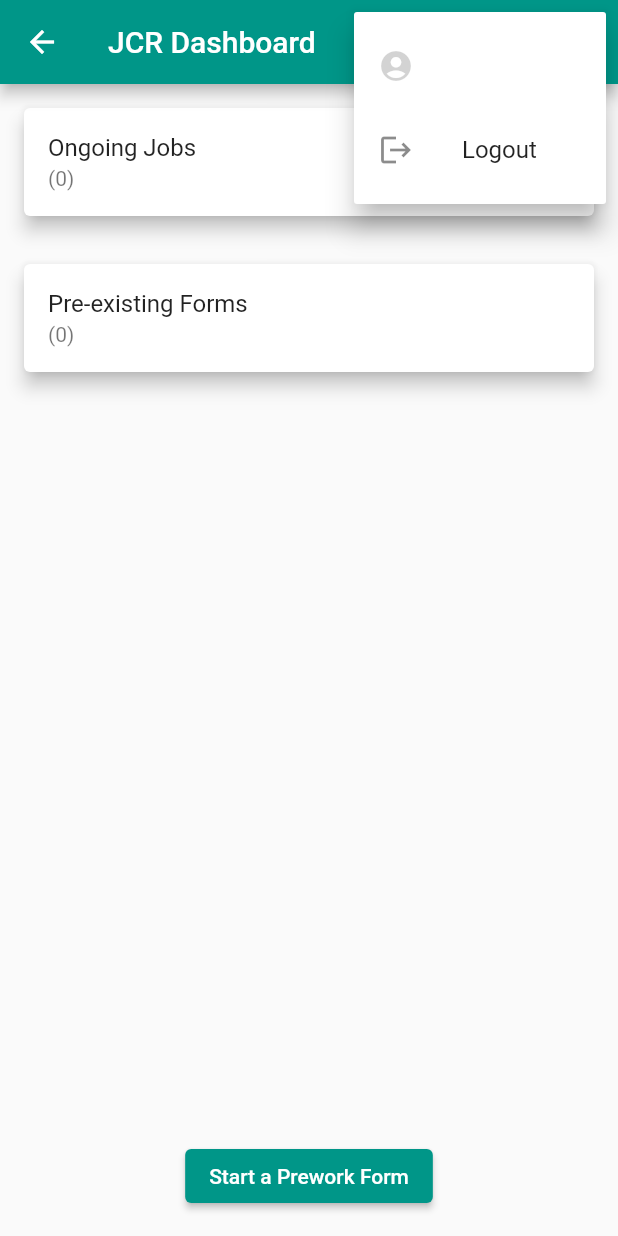
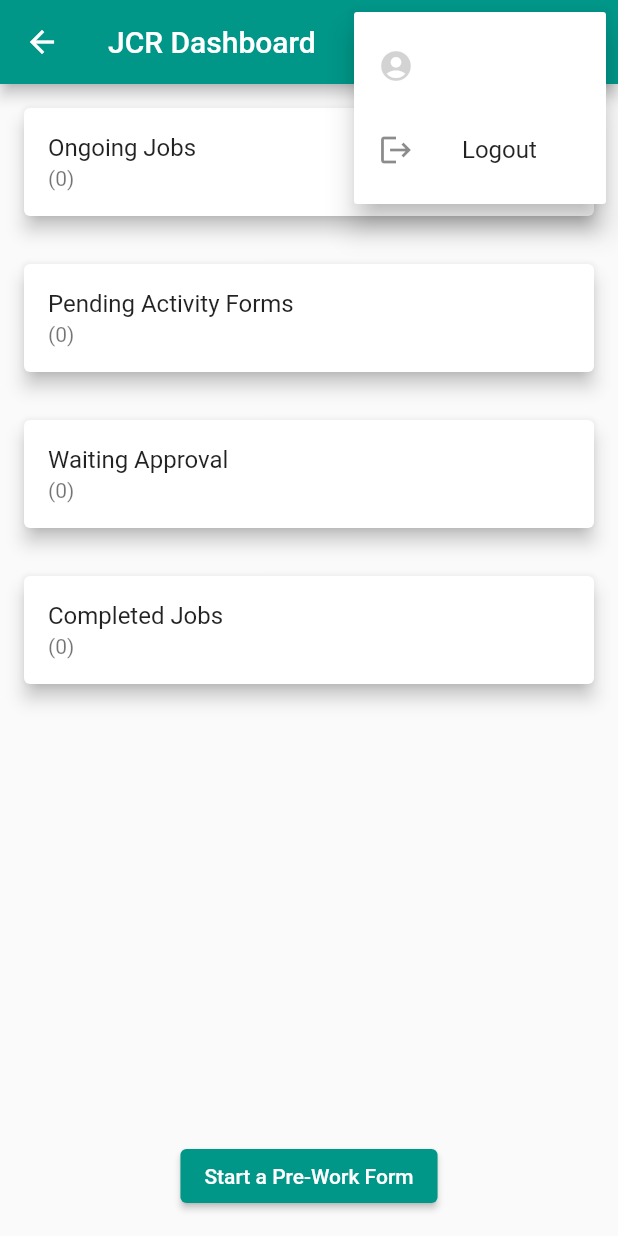
Before and after one commit to hirak214/jcr_app, a Flutter app: the Dashboard screen opened by its route, after a tap on the "account circle" icon, on a phone screen of 412 x 824 dp. Run offline on Flutter 3.47's test engine with Material 2 defaults, Android fonts, the light colour scheme and no system bars; our stand-ins replace image_picker.

Commit message:
Update: dashboard cards

```diff
--- a/lib/dashboard.dart
+++ b/lib/dashboard.dart
@@ -16,8 +16,12 @@ class _DashboardState extends State<Dashboard> {
   String username = '';
   int ongoingJobCount = 0;
   int activityFormCount = 0;
+  int waitingApprovalCount = 0; // New count variable
+  int completedJobsCount = 0; // New count variable
   List<OngoingJob> ongoingJobs = [];
   List<ActivityFormData> activityForms = [];
+  List<WaitingApprovalData> waitingApprovalList = []; // New list for waiting approval
+  List<CompletedJobData> completedJobsList = []; // New list for completed jobs
 
   @override
   void initState() {
@@ -39,8 +43,21 @@ class _DashboardState extends State<Dashboard> {
   Future<void> refreshData() async {
     await loadOngoingJobs();
     await loadActivityForms();
+    await loadWaitingApproval(); // Load waiting approval data
+    await loadCompletedJobs(); // Load completed jobs data
   }
-// Function to load ongoing job data from form_data.json file
+
+  Future<void> loadWaitingApproval() async {
+    // Implement loading "Waiting Approval" data here
+    // This is similar to the loadOngoingJobs and loadActivityForms methods
+  }
+
+  Future<void> loadCompletedJobs() async {
+    // Implement loading "Completed Jobs" data here
+    // This is similar to the loadOngoingJobs and loadActivityForms methods
+  }
+
+  // Function to load ongoing job data from form_data.json file
   Future<void> loadOngoingJobs() async {
     try {
       final directory = await getExternalStorageDirectory();
@@ -128,14 +145,14 @@ class _DashboardState extends State<Dashboard> {
               return [
                 PopupMenuItem(
                   child: ListTile(
-                    leading: Icon(Icons.account_circle), // Add profile icon
+                    leading: Icon(Icons.account_circle),
                     title: Text(username),
                   ),
-                  enabled: false, // Disable user ID item
+                  enabled: false,
                 ),
                 PopupMenuItem(
                   child: ListTile(
-                    leading: Icon(Icons.logout), // Add icon to the left of Logout
+                    leading: Icon(Icons.logout),
                     title: Text('Logout'),
                   ),
                   value: 'logout',
@@ -144,17 +161,16 @@ class _DashboardState extends State<Dashboard> {
             },
             onSelected: (value) {
               if (value == 'logout') {
-                // Navigate to the login page
                 Navigator.pushReplacementNamed(context, '/');
               }
             },
           ),
         ],
-      ),      body: RefreshIndicator(
+      ),
+      body: RefreshIndicator(
         onRefresh: refreshData,
         child: Column(
           children: [
-            // Ongoing Jobs Card
             CardWithCount(
               title: 'Ongoing Jobs',
               count: ongoingJobCount,
@@ -167,9 +183,8 @@ class _DashboardState extends State<Dashboard> {
                 );
               },
             ),
-            // Pre-existing Forms Card
             CardWithCount(
-              title: 'Pre-existing Forms',
+              title: 'Pending Activity Forms',
               count: activityFormCount,
               onPressed: () {
                 Navigator.push(
@@ -178,6 +193,20 @@ class _DashboardState extends State<Dashboard> {
                     builder: (context) => ActivityFormsPage(activityForms: activityForms),
                   ),
                 );
+              },
+            ),
+            CardWithCount(
+              title: 'Waiting Approval', // New card title
+              count: waitingApprovalCount, // Use the count variable
+              onPressed: () {
+                // Implement navigation to the "Waiting Approval" page
+              },
+            ),
+            CardWithCount(
+              title: 'Completed Jobs', // New card title
+              count: completedJobsCount, // Use the count variable
+              onPressed: () {
+                // Implement navigation to the "Completed Jobs" page
               },
             ),
           ],
@@ -192,11 +221,17 @@ class _DashboardState extends State<Dashboard> {
             ),
           );
         },
-        child: Text('Start a Prework Form'),
+        child: Text('Start a Pre-Work Form'),
       ),
       floatingActionButtonLocation: FloatingActionButtonLocation.centerFloat,
     );
   }
+}
+
+class CompletedJobData {
+}
+
+class WaitingApprovalData {
 }
 
 class CardWithCount extends StatelessWidget {
```
